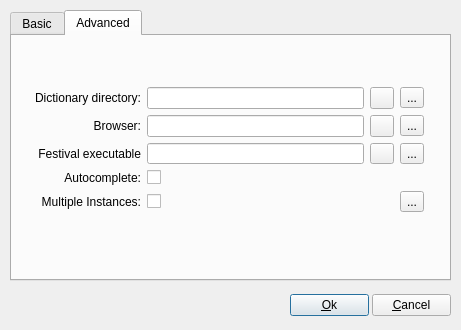
Qt form gui/configure.ui (cpina/qdacco) before a commit.
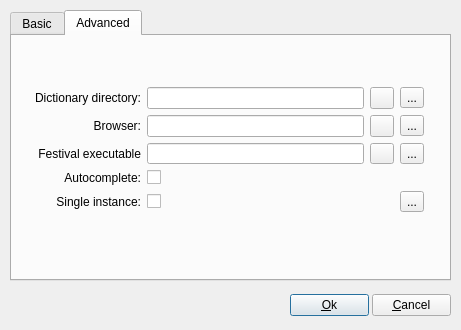
The same form after that commit. The open tabs and pages were chosen to show the change. Icons and pictures are not drawn.

```diff
--- a/gui/configure.ui
+++ b/gui/configure.ui
@@ -409,7 +409,7 @@
       <item row="4" column="0" >
        <widget class="QLabel" name="label_2" >
         <property name="text" >
-         <string>Multiple Instances:</string>
+         <string>Single instance:</string>
         </property>
         <property name="alignment" >
          <set>Qt::AlignRight|Qt::AlignTrailing|Qt::AlignVCenter</set>
```
Left out of the diff: 4 changed lines with no effect on the pictures.
